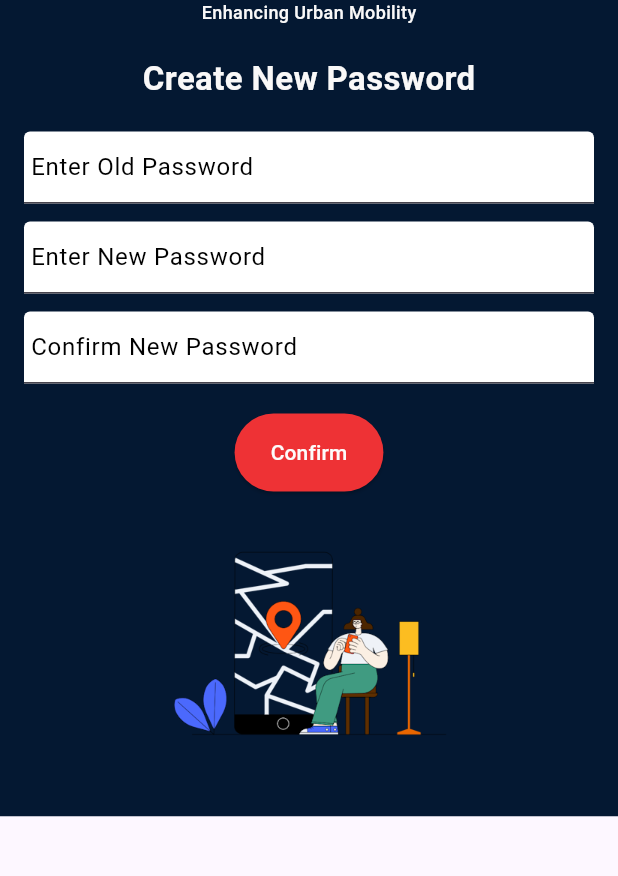
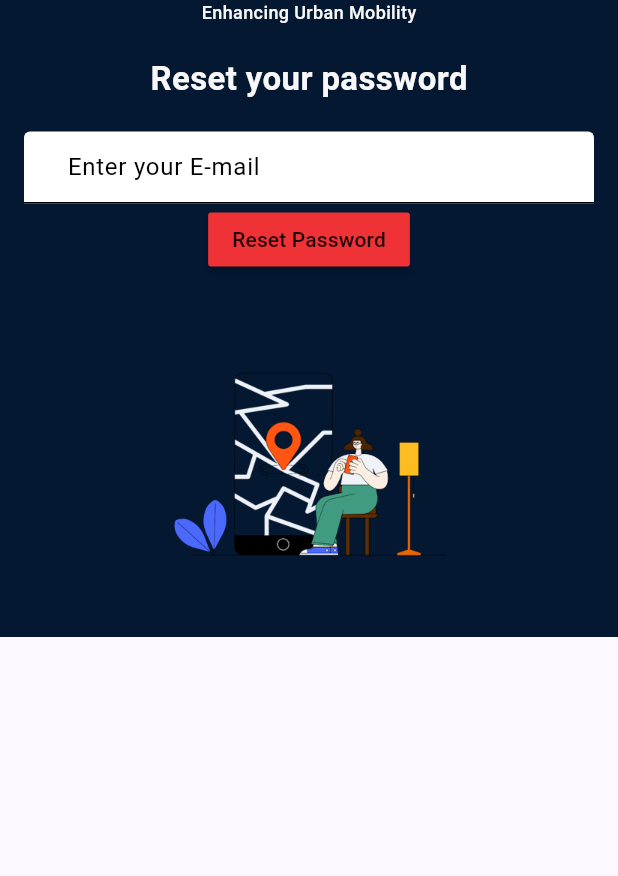
Before and after one commit to Ziadmohamed345/Arabni_MaaS_App, a Flutter app: the ForgetPasswordScreen screen opened by its route, on a phone screen of 412 x 824 dp, the part 221-1097 px from its top. Run offline on Flutter 3.47's test engine with Material 3 defaults, Android fonts, the phone set to English and light mode, and no system bars; our stand-ins replace firebase_auth, firebase_core, firebase_database, flutter_map, flutter_screenutil, google_fonts and 1 more; accounts and stored records are empty.

Commit message:
reset password by email: done

```diff
--- a/lib/features/Register/views/screen/forgetPass.dart
+++ b/lib/features/Register/views/screen/forgetPass.dart
@@ -12,25 +12,40 @@ class ForgetPasswordScreen extends StatefulWidget {
 }
 
 class _ForgetPasswordScreenState extends State<ForgetPasswordScreen> {
-  late final TextEditingController _oldPassword;
-  late final TextEditingController _newPassword;
-  late final TextEditingController _confirmPassword;
+  late final TextEditingController _email;
+
 
 
   @override
   void initState() {
-    _oldPassword = TextEditingController();
-    _newPassword = TextEditingController();
-    _confirmPassword = TextEditingController();
+    _email = TextEditingController();
     super.initState();
   }
 
   @override
   void dispose() {
-    _oldPassword.dispose();
-    _newPassword.dispose();
-    _confirmPassword.dispose();
+    _email.dispose();
     super.dispose();
+  }
+
+  Future passwordReset() async{
+    try{
+      await FirebaseAuth.instance.sendPasswordResetEmail(email: _email.text.trim());
+      showDialog(context: context, builder: (context) {
+        return const AlertDialog(content: Text("Check your E_mail"),
+        );
+      },
+
+      );
+    } on FirebaseAuthException catch(e) {
+      print(e);
+      showDialog(context: context, builder: (context) {
+        return AlertDialog(content: Text(e.message.toString()),
+        );
+      },
+
+      );
+    }
   }
 
 
@@ -82,7 +97,7 @@ class _ForgetPasswordScreenState extends State<ForgetPasswordScreen> {
               ),
               const SizedBox(height: 20),
               const Text(
-                "Create New Password",
+                "Reset your password",
                 style: TextStyle(
                   color: Color.fromARGB(255, 249, 248, 248),
                   fontSize: 22,
@@ -91,143 +106,33 @@ class _ForgetPasswordScreenState extends State<ForgetPasswordScreen> {
               ),
               const SizedBox(height: 20),
               TextFormField(
-                controller: _oldPassword,
+                controller: _email,
                 obscureText: true,
                 decoration: const InputDecoration(
-                  labelText: 'Enter Old Password',
+                  labelText: 'Enter your E-mail',
                   labelStyle: TextStyle(
                     color: Colors.black,
                   ),
+                  hintText: 'Enter your email',
+                  hintStyle: TextStyle(
+                    color: Colors.black,
+                  ),
+                  enabledBorder: UnderlineInputBorder(
+                    borderSide: BorderSide(color: Colors.black),
+                  ),
                   filled: true,
                   fillColor: Colors.white,
-                  contentPadding: EdgeInsets.symmetric(horizontal: 0.5, vertical: 0.5), // Corrected padding values
+                  contentPadding: EdgeInsets.symmetric(horizontal: 25.0), // Corrected padding values
                 ),
                 style: const TextStyle(color: Colors.black),
               ),
-              const SizedBox(height: 12),
-              TextFormField(
-                controller: _newPassword,
-                obscureText: true,
-                decoration: const InputDecoration(
-                  labelText: 'Enter New Password',
-                  labelStyle: TextStyle(
-                    color: Colors.black,
-                  ),
-                  filled: true,
-                  fillColor: Colors.white,
-                  contentPadding: EdgeInsets.symmetric(horizontal: 0.5, vertical: 0.5), // Corrected padding values
-                ),
-                style: const TextStyle(color: Colors.black),
+              MaterialButton(onPressed: passwordReset,
+              color: const Color.fromARGB(255, 238, 50, 53),
+              child: const Text("Reset Password"),
               ),
-              const SizedBox(height: 12),
-              TextFormField(
-                controller: _confirmPassword,
-                obscureText: true,
-                decoration: const InputDecoration(
-                  labelText: 'Confirm New Password',
-                  labelStyle: TextStyle(
-                    color: Colors.black,
-                  ),
-                  filled: true,
-                  fillColor: Colors.white,
-                  contentPadding: EdgeInsets.symmetric(horizontal: 0.5, vertical: 0.5), // Corrected padding values
-                ),
-                style: const TextStyle(color: Colors.black),
-              ),
-              const SizedBox(height: 20),
-              ElevatedButton(
-                onPressed: () async {
-                  final oldPassword = _oldPassword.text;
-                  final newPassword = _newPassword.text;
-                  final confirmPassword = _confirmPassword.text;
 
-                  if (newPassword == confirmPassword) {
-                    if (newPassword == oldPassword) {
-                      showDialog(
-                        context: context,
-                        builder: (BuildContext context) {
-                          return AlertDialog(
-                            title: const Text('Password Unchanged'),
-                            content: const Text('The new password is the same as the old password.'),
-                            actions: [
-                              TextButton(
-                                onPressed: () {
-                                  Navigator.of(context).pop(); // Close the dialog
-                                },
-                                child: const Text('OK'),
-                              ),
-                            ],
-                          );
-                        },
-                      );
-                    } else {
-                      final auth = FirebaseAuth.instance;
-                      final currentUser = auth.currentUser;
-                      final database = FirebaseDatabase.instance.reference();
 
-                      if (currentUser != null) {
-                        final credential = EmailAuthProvider.credential(email: currentUser.email!, password: oldPassword);
-                        try {
-                          await auth.currentUser!.reauthenticateWithCredential(credential);
-                          DataSnapshot snapshot = (await database.child('users').child(currentUser.uid).child('password').once()) as DataSnapshot;
-                          final existingPassword = snapshot.value.toString();
-
-                          if (existingPassword == newPassword) {
-                            print('Password already used by another user.'); // Debug message
-                            showDialog(
-                              context: context,
-                              builder: (BuildContext context) {
-                                return AlertDialog(
-                                  title: const Text('Password Already Used'),
-                                  content: const Text('The new password is already in use.'),
-                                  actions: [
-                                    TextButton(
-                                      onPressed: () {
-                                        Navigator.of(context).pop(); // Close the dialog
-                                      },
-                                      child: const Text('OK'),
-                                    ),
-                                  ],
-                                );
-                              },
-                            );
-                          } else {
-                            await auth.currentUser!.updatePassword(newPassword);
-                            Navigator.of(context).pushNamedAndRemoveUntil('/login/', (route) => false);
-                          }
-                        } catch (e) {
-                          print('Error: $e'); // Debug message for reauthentication error
-                        }
-                      }
-                    }
-                  } else {
-                    showDialog(
-                      context: context,
-                      builder: (BuildContext context) {
-                        return AlertDialog(
-                          title: const Text('Passwords Mismatch'),
-                          content: const Text('The new password and confirm password do not match.'),
-                          actions: [
-                            TextButton(
-                              onPressed: () {
-                                Navigator.of(context).pop(); // Close the dialog
-                              },
-                              child: const Text('OK'),
-                            ),
-                          ],
-                        );
-                      },
-                    );
-                  }
-                },
-                style: ElevatedButton.styleFrom(
-                  foregroundColor: Color.fromARGB(255, 253, 251, 251),
-                  backgroundColor: const Color.fromARGB(255, 238, 50, 53),
-                  padding: const EdgeInsets.symmetric(horizontal: 24, vertical: 16),
-                ),
-                child: const Text('Confirm'),
-              ),
-              const SizedBox(height: 0.5),
+              const SizedBox(height: 25),
               Image.asset(
                 'assets/images/LoginPic.jpg',
                 width: 200,
```
